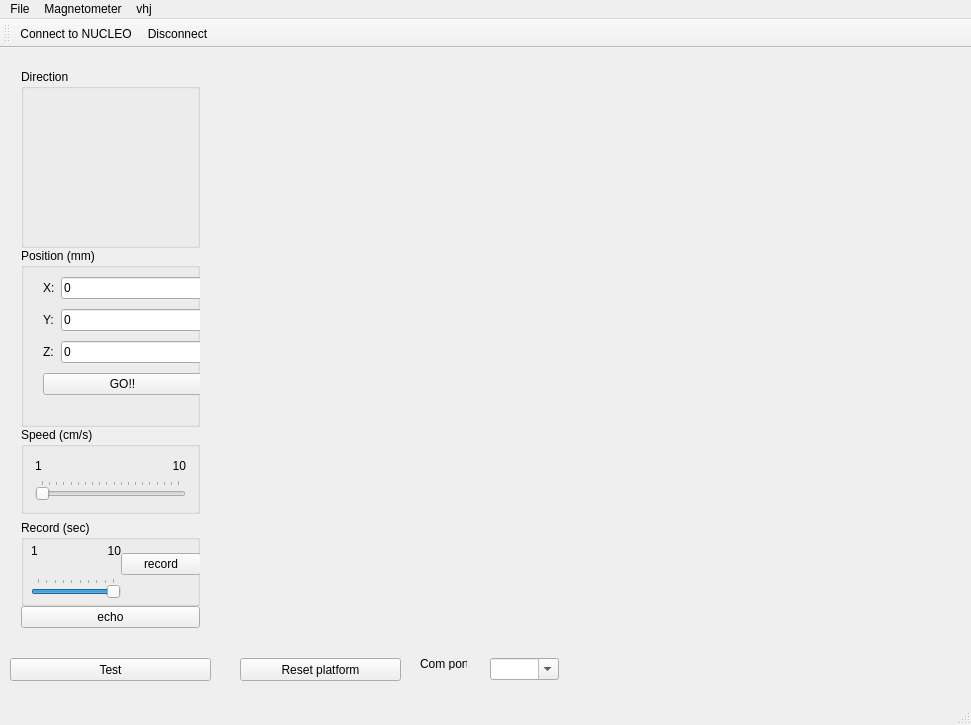
The window that mainwindow.ui (hober405/Platform_XYZ_UI) describes before a commit, drawn with Qt 5.
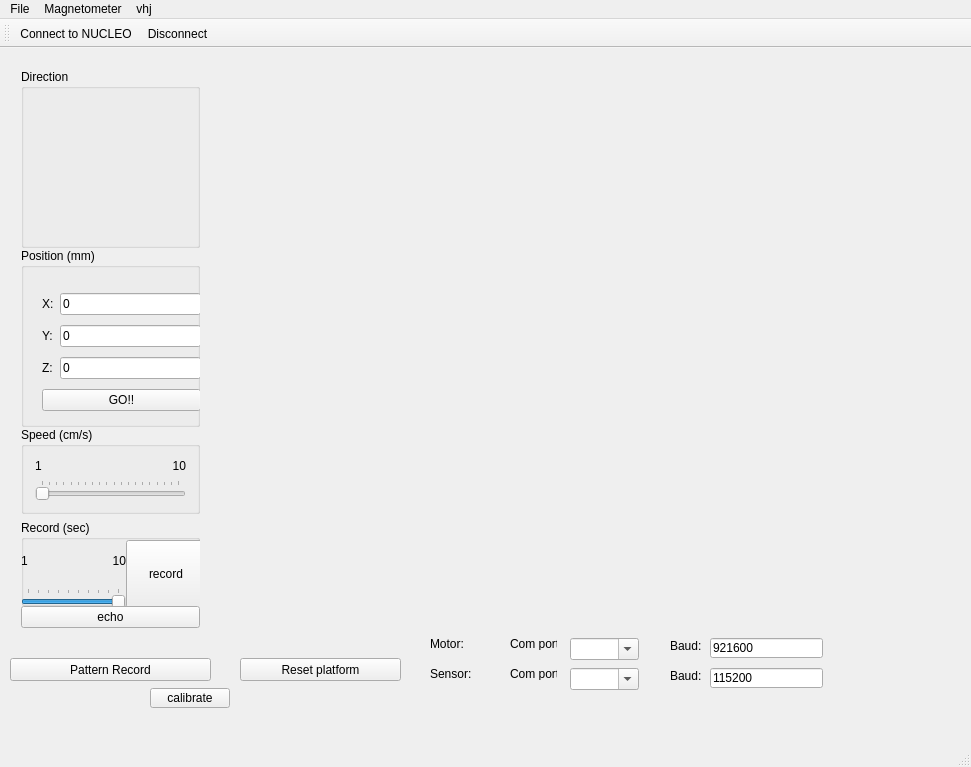
The same window after the commit. Icons and pictures are not drawn.

Diff of the .ui file:
```diff
--- a/mainwindow.ui
+++ b/mainwindow.ui
@@ -7,7 +7,7 @@
     <x>0</x>
     <y>0</y>
     <width>971</width>
-    <height>725</height>
+    <height>767</height>
    </rect>
   </property>
   <property name="windowTitle">
@@ -31,7 +31,7 @@
      </rect>
     </property>
     <property name="text">
-     <string>Test</string>
+     <string>Pattern Record</string>
     </property>
    </widget>
    <widget class="QWidget" name="layoutWidget">
@@ -201,8 +201,8 @@
        <widget class="QWidget" name="layoutWidget">
         <property name="geometry">
          <rect>
-          <x>11</x>
-          <y>14</y>
+          <x>10</x>
+          <y>30</y>
           <width>181</width>
           <height>151</height>
          </rect>
@@ -341,9 +341,9 @@
          <widget class="QWidget" name="layoutWidget">
           <property name="geometry">
            <rect>
-            <x>10</x>
-            <y>10</y>
-            <width>181</width>
+            <x>0</x>
+            <y>20</y>
+            <width>196</width>
             <height>68</height>
            </rect>
           </property>
@@ -409,6 +409,12 @@
            </item>
            <item>
             <widget class="QPushButton" name="pushButtonRecord">
+             <property name="sizePolicy">
+              <sizepolicy hsizetype="Minimum" vsizetype="Expanding">
+               <horstretch>0</horstretch>
+               <verstretch>0</verstretch>
+              </sizepolicy>
+             </property>
              <property name="text">
               <string>record</string>
              </property>
@@ -456,8 +462,8 @@
    <widget class="QLabel" name="label_5">
     <property name="geometry">
      <rect>
-      <x>420</x>
-      <y>610</y>
+      <x>510</x>
+      <y>590</y>
       <width>47</width>
       <height>12</height>
      </rect>
@@ -469,8 +475,8 @@
    <widget class="QComboBox" name="comboBoxComPort">
     <property name="geometry">
      <rect>
-      <x>490</x>
-      <y>610</y>
+      <x>570</x>
+      <y>590</y>
       <width>69</width>
       <height>22</height>
      </rect>
@@ -479,6 +485,123 @@
      <bool>true</bool>
     </property>
    </widget>
+   <widget class="QLineEdit" name="lineEditBaudMotor">
+    <property name="geometry">
+     <rect>
+      <x>710</x>
+      <y>590</y>
+      <width>113</width>
+      <height>20</height>
+     </rect>
+    </property>
+    <property name="text">
+     <string>921600</string>
+    </property>
+   </widget>
+   <widget class="QLabel" name="label_6">
+    <property name="geometry">
+     <rect>
+      <x>670</x>
+      <y>590</y>
+      <width>41</width>
+      <height>16</height>
+     </rect>
+    </property>
+    <property name="text">
+     <string>Baud:</string>
+    </property>
+   </widget>
+   <widget class="QLabel" name="label_7">
+    <property name="geometry">
+     <rect>
+      <x>430</x>
+      <y>590</y>
+      <width>47</width>
+      <height>12</height>
+     </rect>
+    </property>
+    <property name="text">
+     <string>Motor:</string>
+    </property>
+   </widget>
+   <widget class="QLabel" name="label_8">
+    <property name="geometry">
+     <rect>
+      <x>430</x>
+      <y>620</y>
+      <width>47</width>
+      <height>12</height>
+     </rect>
+    </property>
+    <property name="text">
+     <string>Sensor:</string>
+    </property>
+   </widget>
+   <widget class="QLabel" name="label_9">
+    <property name="geometry">
+     <rect>
+      <x>510</x>
+      <y>620</y>
+      <width>47</width>
+      <height>12</height>
+     </rect>
+    </property>
+    <property name="text">
+     <string>Com port:</string>
+    </property>
+   </widget>
+   <widget class="QComboBox" name="comboBoxComPortSensor">
+    <property name="geometry">
+     <rect>
+      <x>570</x>
+      <y>620</y>
+      <width>69</width>
+      <height>22</height>
+     </rect>
+    </property>
+    <property name="editable">
+     <bool>true</bool>
+    </property>
+   </widget>
+   <widget class="QLineEdit" name="lineEditBaudSensor">
+    <property name="geometry">
+     <rect>
+      <x>710</x>
+      <y>620</y>
+      <width>113</width>
+      <height>20</height>
+     </rect>
+    </property>
+    <property name="text">
+     <string>115200</string>
+    </property>
+   </widget>
+   <widget class="QLabel" name="label_10">
+    <property name="geometry">
+     <rect>
+      <x>670</x>
+      <y>620</y>
+      <width>41</width>
+      <height>16</height>
+     </rect>
+    </property>
+    <property name="text">
+     <string>Baud:</string>
+    </property>
+   </widget>
+   <widget class="QPushButton" name="pushButton">
+    <property name="geometry">
+     <rect>
+      <x>150</x>
+      <y>640</y>
+      <width>80</width>
+      <height>20</height>
+     </rect>
+    </property>
+    <property name="text">
+     <string>calibrate</string>
+    </property>
+   </widget>
   </widget>
   <widget class="QMenuBar" name="menuBar">
    <property name="geometry">
```
Left out of the diff: 8 changed lines with no effect on the pictures.
